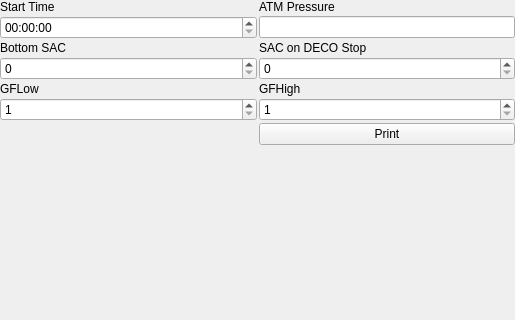
This is qt-ui/diveplanner.ui in subsurface/subsurface as Qt 5 draws it before an edit; both pictures show x 0 to 515 and y 0 to 320 of the 515 by 591 pixel window. The edited form follows.
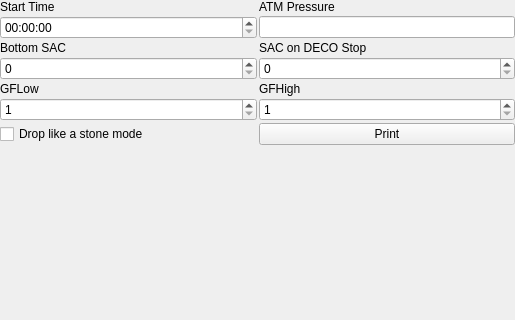
This is the edited form. Custom widgets are drawn as their Qt base class.

Commit message:
Drop like a stone mode in planner
Most of my dives i plan i know it will just be full speed down a line in
the beginning and thus the planner can figure out that leg of the plan
by it self.

The config box added here isn't connected, because i saw that the other
planner boxes wasn't connected ether, so i left it in the same state as
they where.

```diff
--- a/qt-ui/diveplanner.ui
+++ b/qt-ui/diveplanner.ui
@@ -185,6 +185,13 @@
          </property>
         </widget>
        </item>
+       <item row="6" column="0">
+        <widget class="QCheckBox" name="drop_stone_mode">
+         <property name="text">
+          <string>Drop like a stone mode</string>
+         </property>
+        </widget>
+       </item>
        <item row="6" column="1">
         <widget class="QPushButton" name="printPlan">
          <property name="text">
```
The commit also changes 3 other files.
